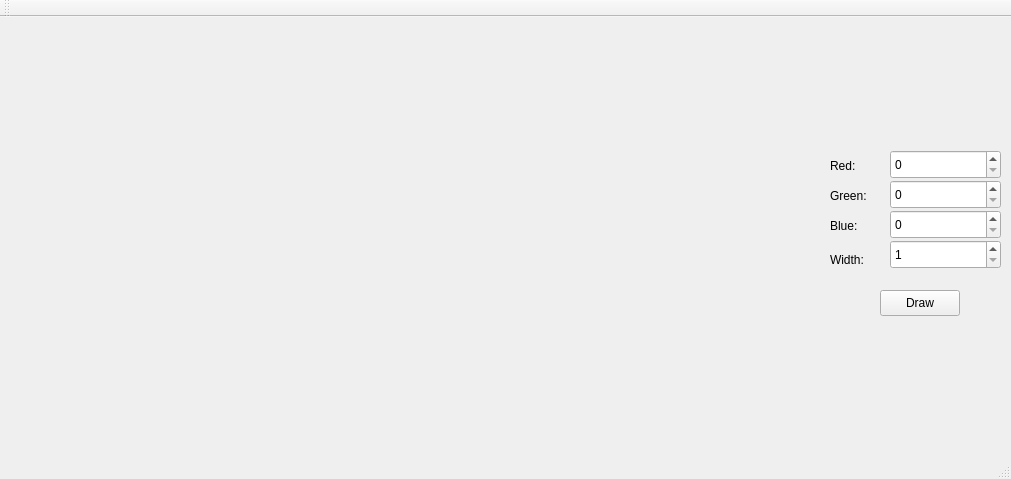
Qt form mainwindow.ui (noavarice/cg1) before a commit.
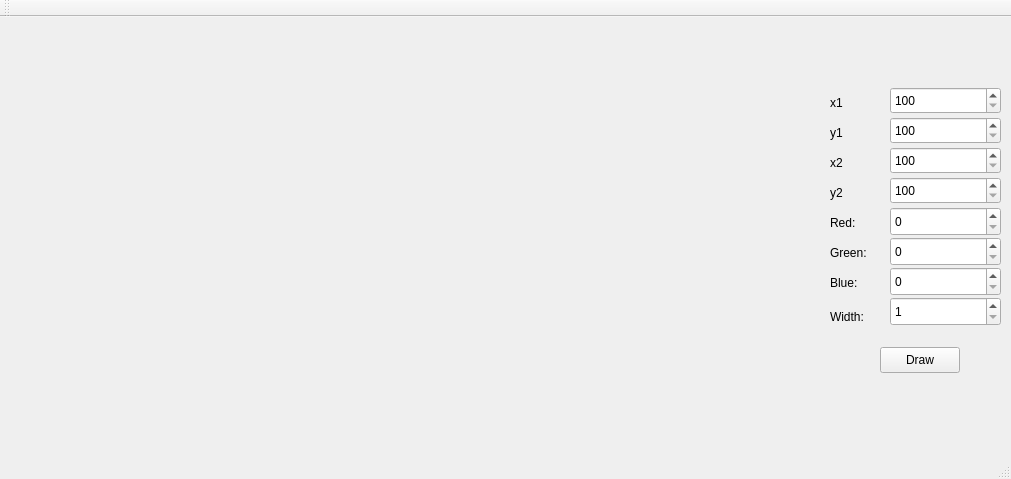
The same form after that commit.

Commit message: added components for setting points' coordinates

```diff
--- a/mainwindow.ui
+++ b/mainwindow.ui
@@ -36,7 +36,7 @@
     <property name="geometry">
      <rect>
       <x>830</x>
-      <y>140</y>
+      <y>197</y>
       <width>31</width>
       <height>18</height>
      </rect>
@@ -52,7 +52,7 @@
     <property name="geometry">
      <rect>
       <x>830</x>
-      <y>170</y>
+      <y>227</y>
       <width>41</width>
       <height>18</height>
      </rect>
@@ -68,7 +68,7 @@
     <property name="geometry">
      <rect>
       <x>830</x>
-      <y>200</y>
+      <y>257</y>
       <width>31</width>
       <height>18</height>
      </rect>
@@ -84,7 +84,7 @@
     <property name="geometry">
      <rect>
       <x>830</x>
-      <y>234</y>
+      <y>291</y>
       <width>51</width>
       <height>18</height>
      </rect>
@@ -97,7 +97,7 @@
     <property name="geometry">
      <rect>
       <x>880</x>
-      <y>273</y>
+      <y>330</y>
       <width>80</width>
       <height>26</height>
      </rect>
@@ -110,7 +110,7 @@
     <property name="geometry">
      <rect>
       <x>890</x>
-      <y>133</y>
+      <y>190</y>
       <width>111</width>
       <height>29</height>
      </rect>
@@ -123,7 +123,7 @@
     <property name="geometry">
      <rect>
       <x>890</x>
-      <y>163</y>
+      <y>220</y>
       <width>111</width>
       <height>29</height>
      </rect>
@@ -136,7 +136,7 @@
     <property name="geometry">
      <rect>
       <x>890</x>
-      <y>193</y>
+      <y>250</y>
       <width>111</width>
       <height>29</height>
      </rect>
@@ -149,7 +149,7 @@
     <property name="geometry">
      <rect>
       <x>890</x>
-      <y>223</y>
+      <y>280</y>
       <width>111</width>
       <height>29</height>
      </rect>
@@ -211,6 +211,122 @@
      <string/>
     </property>
    </widget>
+   <widget class="QSpinBox" name="spinBoxX1">
+    <property name="geometry">
+     <rect>
+      <x>890</x>
+      <y>70</y>
+      <width>111</width>
+      <height>27</height>
+     </rect>
+    </property>
+    <property name="minimum">
+     <number>100</number>
+    </property>
+    <property name="maximum">
+     <number>300</number>
+    </property>
+   </widget>
+   <widget class="QSpinBox" name="spinBoxY1">
+    <property name="geometry">
+     <rect>
+      <x>890</x>
+      <y>100</y>
+      <width>111</width>
+      <height>27</height>
+     </rect>
+    </property>
+    <property name="minimum">
+     <number>100</number>
+    </property>
+    <property name="maximum">
+     <number>300</number>
+    </property>
+   </widget>
+   <widget class="QSpinBox" name="spinBoxX2">
+    <property name="geometry">
+     <rect>
+      <x>890</x>
+      <y>130</y>
+      <width>111</width>
+      <height>27</height>
+     </rect>
+    </property>
+    <property name="minimum">
+     <number>100</number>
+    </property>
+    <property name="maximum">
+     <number>300</number>
+    </property>
+   </widget>
+   <widget class="QSpinBox" name="spinBoxY2">
+    <property name="geometry">
+     <rect>
+      <x>890</x>
+      <y>160</y>
+      <width>111</width>
+      <height>27</height>
+     </rect>
+    </property>
+    <property name="minimum">
+     <number>100</number>
+    </property>
+    <property name="maximum">
+     <number>300</number>
+    </property>
+   </widget>
+   <widget class="QLabel" name="labelX1">
+    <property name="geometry">
+     <rect>
+      <x>830</x>
+      <y>77</y>
+      <width>31</width>
+      <height>18</height>
+     </rect>
+    </property>
+    <property name="text">
+     <string>x1</string>
+    </property>
+   </widget>
+   <widget class="QLabel" name="labelY1">
+    <property name="geometry">
+     <rect>
+      <x>830</x>
+      <y>107</y>
+      <width>31</width>
+      <height>18</height>
+     </rect>
+    </property>
+    <property name="text">
+     <string>y1</string>
+    </property>
+   </widget>
+   <widget class="QLabel" name="labelX2">
+    <property name="geometry">
+     <rect>
+      <x>830</x>
+      <y>137</y>
+      <width>31</width>
+      <height>18</height>
+     </rect>
+    </property>
+    <property name="text">
+     <string>x2</string>
+    </property>
+   </widget>
+   <widget class="QLabel" name="labelY2">
+    <property name="geometry">
+     <rect>
+      <x>830</x>
+      <y>167</y>
+      <width>31</width>
+      <height>18</height>
+     </rect>
+    </property>
+    <property name="text">
+     <string>y2</string>
+    </property>
+   </widget>
   </widget>
   <widget class="QMenuBar" name="menuBar">
    <property name="geometry">
```
The commit also changes 1 other file.
